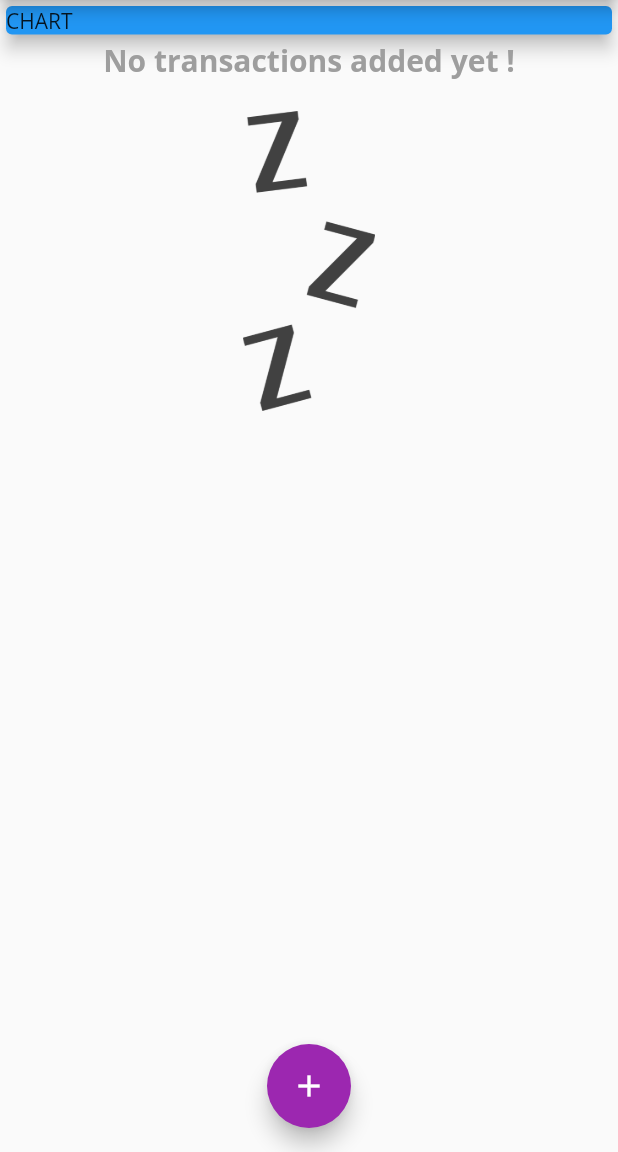
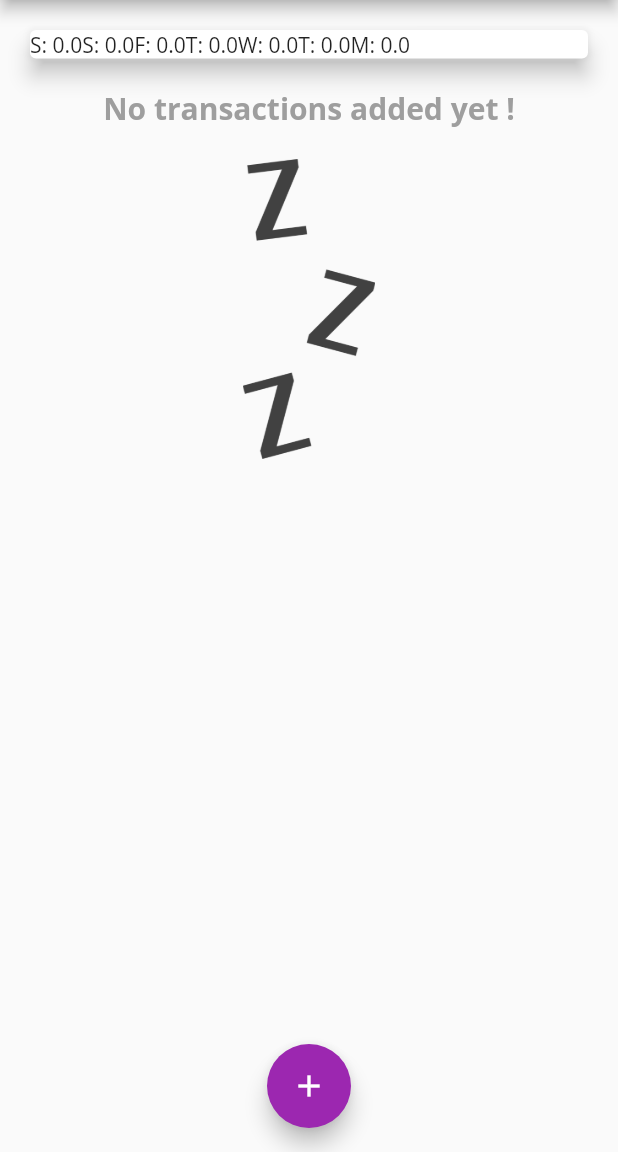
Before and after one commit to KUSHAL-31/Expense-diary, a Flutter app: the screen it shows after launch, on a phone screen of 412 x 824 dp, the part 84-1236 px from its top. Run offline on Flutter 3.47's test engine with Material 2 defaults, Android fonts, the phone set to English and light mode, and no system bars.

Commit message:
chart bar started

```diff
--- a/lib/main.dart
+++ b/lib/main.dart
@@ -1,4 +1,5 @@
 import 'package:flutter/material.dart';
+import './widgets/chart.dart';
 import './widgets/new_transaction.dart';
 import './widgets/transactions_list.dart';
 import './models/transaction.dart';
@@ -47,6 +48,16 @@ class _MyHomePageState extends State<MyHomePage> {
     // )
   ];
 
+  List<Transaction> get _recentTransactions {
+    return _userTransaction.where((tx) {
+      return tx.date.isAfter(
+        DateTime.now().subtract(
+          Duration(days: 7),
+        ),
+      );
+    }).toList();
+  }
+
   void _addNewTransaction(String txTitle, double txAmount) {
     final newTx = Transaction(
       DateTime.now().toString(),
@@ -94,14 +105,7 @@ class _MyHomePageState extends State<MyHomePage> {
         child: Column(
           crossAxisAlignment: CrossAxisAlignment.stretch,
           children: [
-            Container(
-              width: double.infinity,
-              child: const Card(
-                color: Colors.blue,
-                child: Text('CHART'),
-                elevation: 5,
-              ),
-            ),
+            Chart(_recentTransactions),
             TransactionList(_userTransaction),
           ],
         ),
--- a/lib/widgets/chart.dart
+++ b/lib/widgets/chart.dart
@@ -1,5 +1,3 @@
-import 'dart:ffi';
-
 import 'package:intl/intl.dart';
 import '../models/transaction.dart';
 import 'package:flutter/material.dart';
@@ -24,8 +22,11 @@ class Chart extends StatelessWidget {
         }
       }
 
+      print(DateFormat.E().format(weekDay));
+      print(totalSum);
+
       return {
-        'day': DateFormat.E(weekDay),
+        'day': DateFormat.E().format(weekDay).substring(0, 1),
         'amount': totalSum,
       };
     });
@@ -33,11 +34,14 @@ class Chart extends StatelessWidget {
 
   @override
   Widget build(BuildContext context) {
+    print(groupedTransactionValues);
     return Card(
       elevation: 6,
-      margin: EdgeInsets.all(20),
+      margin: const EdgeInsets.all(20),
       child: Row(
-        children: [],
+        children: groupedTransactionValues.map((data) {
+          return Text('${data['day']}: ${data['amount']}');
+        }).toList(),
       ),
     );
   }
```
Also changed, not shown: lib/widgets/chart_bar.dart (added, +54 -0 lines).
